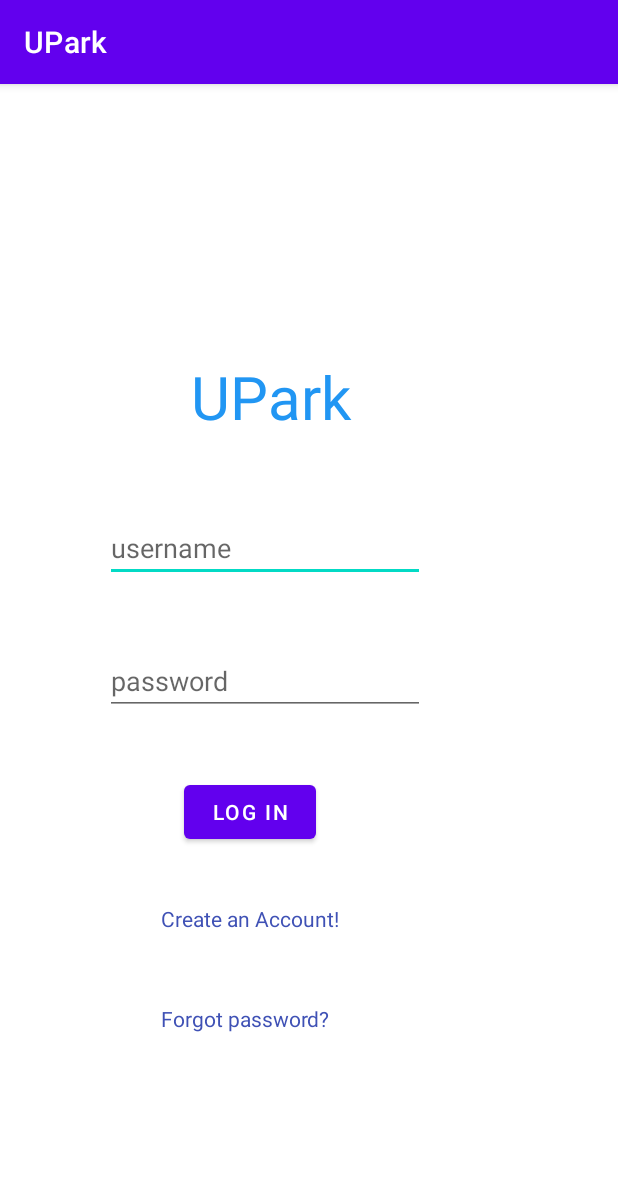
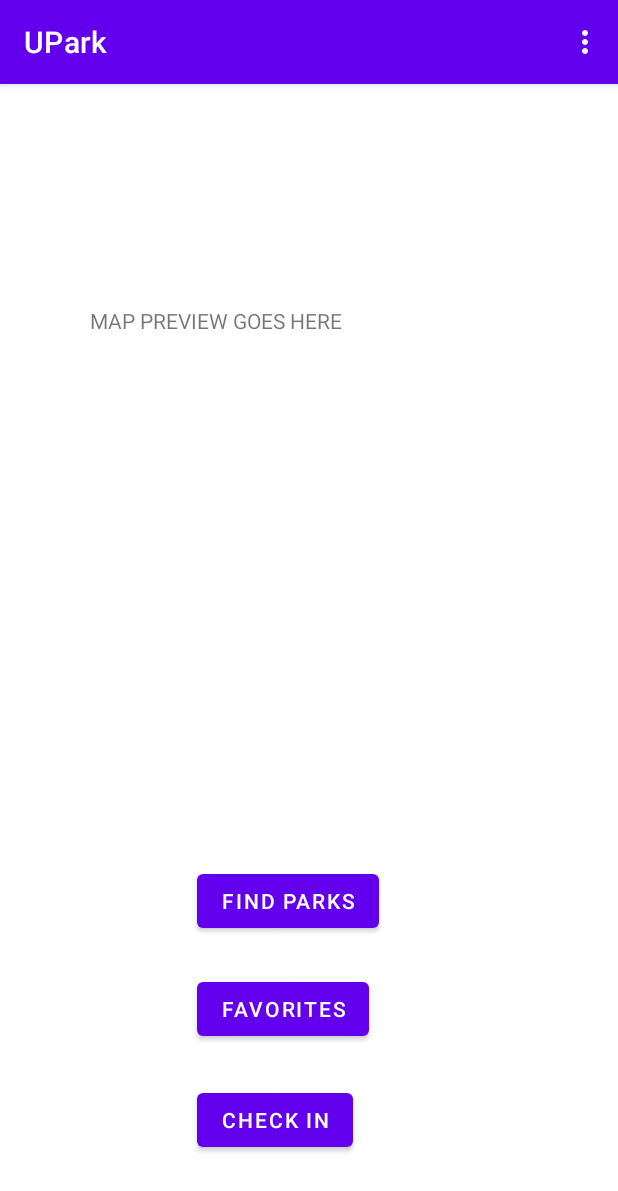
Before and after one commit to rileyjsumner/UPark, an Android app: the screen it shows after launch (MainActivity before the commit, home_screen after it), after a tap on "LOG IN", on a phone screen of 412 x 824 dp. Shown: the top 1191 px of the screen. Run offline under Robolectric (Android 15) with nearby library versions, the phone set to English and light mode, and no system bars.

Commit message:
added buttons to the home screen as well as options menu that does something similar.

```diff
--- a/app/src/main/java/com/example/upark/MainActivity.java
+++ b/app/src/main/java/com/example/upark/MainActivity.java
@@ -11,6 +11,10 @@ public class MainActivity extends AppCompatActivity {
 
     public void login(View view) {
 
+        //TODO: This is temp until we get an actual login database working. Currently there seems
+        //      to be errors when creating an account when I look in CreateAccount.java -Garrett
+        Intent intent = new Intent(MainActivity.this, home_screen.class);
+        startActivity(intent);
     }
 
     public void create_account(View view) {
--- /dev/null
+++ b/app/src/main/java/com/example/upark/home_screen.java
@@ -0,0 +1,68 @@
+package com.example.upark;
+
+import androidx.annotation.NonNull;
+import androidx.appcompat.app.AppCompatActivity;
+
+import android.content.Intent;
+import android.os.Bundle;
+import android.view.Menu;
+import android.view.MenuInflater;
+import android.view.MenuItem;
+import android.view.View;
+
+public class home_screen extends AppCompatActivity {
+
+    public void find_parks(View view) {
+        Intent intent = new Intent(home_screen.this, FindPark.class);
+        startActivity(intent);
+    }
+
+    public void favorites(View view) {
+        Intent intent = new Intent(home_screen.this, Favorites.class);
+        startActivity(intent);
+
+    }
+
+    public void check_in(View view) {
+        Intent intent = new Intent(home_screen.this, CheckIn.class);
+        startActivity(intent);
+
+    }
+
+
+    @Override
+    protected void onCreate(Bundle savedInstanceState) {
+        super.onCreate(savedInstanceState);
+        setContentView(R.layout.activity_home_screen);
+    }
+
+    @Override
+    public boolean onCreateOptionsMenu(Menu menu) {
+        MenuInflater inflater = getMenuInflater();
+        inflater.inflate(R.menu.menu, menu);
+        return true;
+    }
+
+    @Override
+    public boolean onOptionsItemSelected(@NonNull MenuItem item) {
+        super.onOptionsItemSelected(item);
+
+        if(item.getItemId() == R.id.find_parks) {
+            Intent intent = new Intent(home_screen.this, FindPark.class);
+            startActivity(intent);
+            return true;
+        }
+        if(item.getItemId() == R.id.favorites) {
+            Intent intent = new Intent(home_screen.this, Favorites.class);
+            startActivity(intent);
+            return true;
+        }
+        if(item.getItemId() == R.id.check_in) {
+            Intent intent = new Intent(home_screen.this, CheckIn.class);
+            startActivity(intent);
+            return true;
+        }
+
+        return false;
+    }
+}
--- a/app/src/main/res/layout/activity_create_account.xml
+++ b/app/src/main/res/layout/activity_create_account.xml
@@ -7,7 +7,7 @@
     tools:context=".CreateAccount">
 
     <TextView
-        android:id="@+id/textView"
+        android:id="@+id/temp_map"
         android:layout_width="wrap_content"
         android:layout_height="wrap_content"
         android:layout_marginStart="16dp"
@@ -28,7 +28,7 @@
         android:hint="First Name"
         android:inputType="textPersonName"
         app:layout_constraintStart_toStartOf="parent"
-        app:layout_constraintTop_toBottomOf="@+id/textView" />
+        app:layout_constraintTop_toBottomOf="@+id/temp_map" />
 
     <EditText
         android:id="@+id/lname"
--- /dev/null
+++ b/app/src/main/res/layout/activity_home_screen.xml
@@ -0,0 +1,50 @@
+<?xml version="1.0" encoding="utf-8"?>
+<androidx.constraintlayout.widget.ConstraintLayout xmlns:android="http://schemas.android.com/apk/res/android"
+    xmlns:app="http://schemas.android.com/apk/res-auto"
+    xmlns:tools="http://schemas.android.com/tools"
+    android:layout_width="match_parent"
+    android:layout_height="match_parent"
+    tools:context=".home_screen">
+
+    <TextView
+        android:id="@+id/temp_map"
+        android:layout_width="290dp"
+        android:layout_height="176dp"
+        android:layout_marginStart="60dp"
+        android:layout_marginTop="148dp"
+        android:text="MAP PREVIEW GOES HERE"
+        app:layout_constraintStart_toStartOf="parent"
+        app:layout_constraintTop_toTopOf="parent" />
+
+    <Button
+        android:id="@+id/find_parks_button"
+        android:layout_width="wrap_content"
+        android:layout_height="wrap_content"
+        android:layout_marginBottom="24dp"
+        android:text="Find Parks"
+        app:layout_constraintBottom_toTopOf="@+id/favorites_button"
+        app:layout_constraintStart_toStartOf="@+id/favorites_button"
+        android:onClick="find_parks"
+        />
+
+    <Button
+        android:id="@+id/favorites_button"
+        android:layout_width="wrap_content"
+        android:layout_height="wrap_content"
+        android:layout_marginBottom="26dp"
+        android:text="Favorites"
+        app:layout_constraintBottom_toTopOf="@+id/check_in_button"
+        app:layout_constraintStart_toStartOf="@+id/check_in_button"
+        android:onClick="favorites"/>
+
+    <Button
+        android:id="@+id/check_in_button"
+        android:layout_width="wrap_content"
+        android:layout_height="wrap_content"
+        android:layout_marginStart="131dp"
+        android:layout_marginBottom="53dp"
+        android:text="Check In"
+        app:layout_constraintBottom_toBottomOf="parent"
+        app:layout_constraintStart_toStartOf="parent"
+        android:onClick="check_in"/>
+</androidx.constraintlayout.widget.ConstraintLayout>
--- /dev/null
+++ b/app/src/main/res/menu/menu.xml
@@ -0,0 +1,22 @@
+<?xml version="1.0" encoding="utf-8"?>
+<menu xmlns:app="http://schemas.android.com/apk/res-auto"
+    xmlns:android="http://schemas.android.com/apk/res/android">
+
+    <item
+        android:id="@+id/find_parks"
+        android:title="Find Parks"
+        app:showAsAction="never"
+        />
+
+    <item
+        android:id="@+id/favorites"
+        android:title="Favorites"
+        app:showAsAction="never"
+        />
+
+    <item
+        android:id="@+id/check_in"
+        android:title="Check In"
+        app:showAsAction="never"
+        />
+</menu>
```
Also changed, not shown: app/src/main/AndroidManifest.xml (+12 -0 lines), app/src/main/java/com/example/upark/CheckIn.java (added, +49 -0 lines), app/src/main/java/com/example/upark/Favorites.java (added, +49 -0 lines), app/src/main/java/com/example/upark/FindPark.java (added, +49 -0 lines), app/src/main/res/layout/activity_check_in.xml (added, +18 -0 lines), app/src/main/res/layout/activity_favorites.xml (added, +18 -0 lines), app/src/main/res/layout/activity_find_park.xml (added, +18 -0 lines).
